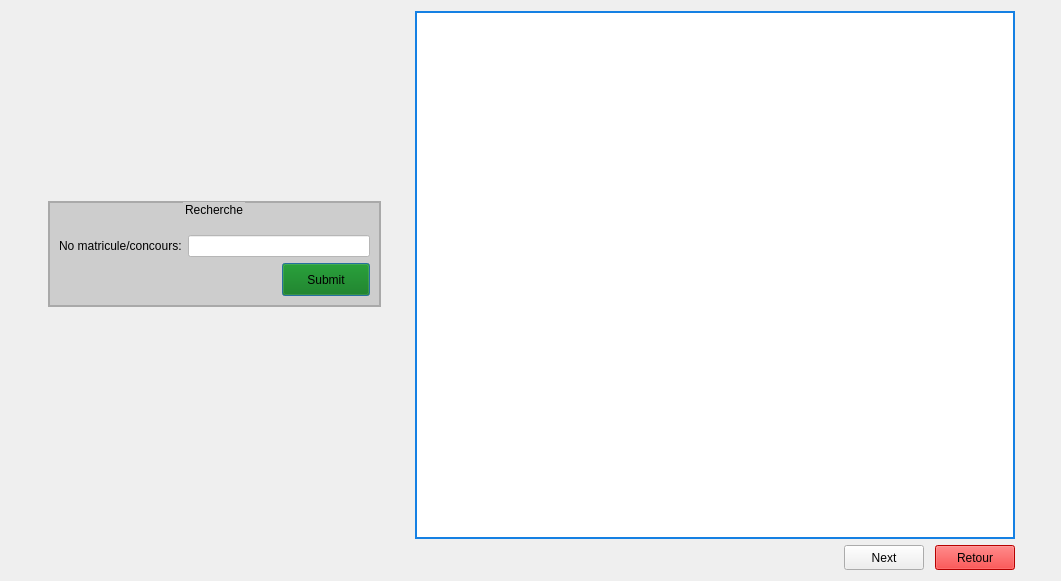
Above: myProject/inscription.ui from ToDesire/QT_Project before the change. Below: the same form after it.
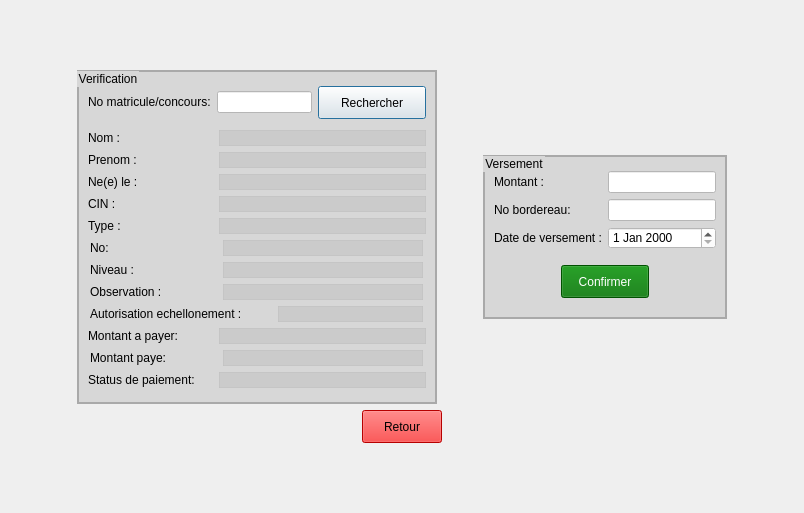
That is the form after the change.

Diff of the .ui file:
```diff
--- a/myProject/inscription.ui
+++ b/myProject/inscription.ui
@@ -6,272 +6,931 @@
    <rect>
     <x>0</x>
     <y>0</y>
-    <width>1061</width>
-    <height>581</height>
+    <width>804</width>
+    <height>513</height>
    </rect>
   </property>
   <property name="windowTitle">
    <string>Payement</string>
   </property>
-  <layout class="QGridLayout" name="gridLayout">
-   <item row="0" column="1">
-    <spacer name="verticalSpacer_4">
+  <layout class="QGridLayout" name="gridLayout_5">
+   <item row="0" column="2">
+    <spacer name="verticalSpacer_5">
      <property name="orientation">
       <enum>Qt::Vertical</enum>
      </property>
      <property name="sizeHint" stdset="0">
       <size>
-       <width>333</width>
-       <height>176</height>
+       <width>20</width>
+       <height>9</height>
       </size>
      </property>
     </spacer>
    </item>
-   <item row="1" column="0" rowspan="2">
-    <spacer name="horizontalSpacer">
+   <item row="1" column="0">
+    <spacer name="horizontalSpacer_3">
      <property name="orientation">
       <enum>Qt::Horizontal</enum>
      </property>
      <property name="sizeHint" stdset="0">
       <size>
-       <width>37</width>
+       <width>56</width>
        <height>20</height>
       </size>
      </property>
     </spacer>
    </item>
-   <item row="1" column="1" rowspan="2">
-    <widget class="QGroupBox" name="groupBox">
-     <property name="styleSheet">
-      <string notr="true">QGroupBox{
-	background-color: rgba(191, 191, 191, 0.7);
+   <item row="1" column="1" colspan="2">
+    <layout class="QVBoxLayout" name="verticalLayout">
+     <item>
+      <layout class="QGridLayout" name="gridLayout_4">
+       <item row="0" column="0" rowspan="3">
+        <widget class="QGroupBox" name="groupBox">
+         <property name="minimumSize">
+          <size>
+           <width>360</width>
+           <height>0</height>
+          </size>
+         </property>
+         <property name="maximumSize">
+          <size>
+           <width>360</width>
+           <height>16777215</height>
+          </size>
+         </property>
+         <property name="styleSheet">
+          <string notr="true">QGroupBox{
+	background-color: rgba(191, 191, 191, 0.5);
 	color: #000;
 	border: 2px solid darkgray;
-}
-</string>
-     </property>
-     <property name="title">
-      <string>Recherche</string>
-     </property>
-     <property name="alignment">
-      <set>Qt::AlignHCenter|Qt::AlignTop</set>
-     </property>
-     <layout class="QFormLayout" name="formLayout">
-      <item row="0" column="0">
-       <spacer name="verticalSpacer">
-        <property name="orientation">
-         <enum>Qt::Vertical</enum>
-        </property>
-        <property name="sizeHint" stdset="0">
-         <size>
-          <width>20</width>
-          <height>17</height>
-         </size>
-        </property>
-       </spacer>
-      </item>
-      <item row="0" column="1">
-       <spacer name="verticalSpacer_2">
-        <property name="orientation">
-         <enum>Qt::Vertical</enum>
-        </property>
-        <property name="sizeHint" stdset="0">
-         <size>
-          <width>169</width>
-          <height>17</height>
-         </size>
-        </property>
-       </spacer>
-      </item>
-      <item row="1" column="0">
-       <widget class="QLabel" name="label">
-        <property name="styleSheet">
-         <string notr="true">QLabel{
-	color: #000
-}
-</string>
-        </property>
-        <property name="text">
-         <string>&lt;html&gt;&lt;head/&gt;&lt;body&gt;&lt;p&gt;No matricule/concours:&lt;/p&gt;&lt;/body&gt;&lt;/html&gt;</string>
-        </property>
-       </widget>
-      </item>
-      <item row="1" column="1">
-       <widget class="QLineEdit" name="lineEdit">
-        <property name="styleSheet">
-         <string notr="true">QLineEdit{
+}</string>
+         </property>
+         <property name="title">
+          <string>Verification</string>
+         </property>
+         <layout class="QGridLayout" name="gridLayout_3">
+          <item row="10" column="0">
+           <layout class="QHBoxLayout" name="horizontalLayout_12">
+            <item>
+             <widget class="QLabel" name="label_9">
+              <property name="minimumSize">
+               <size>
+                <width>125</width>
+                <height>0</height>
+               </size>
+              </property>
+              <property name="maximumSize">
+               <size>
+                <width>125</width>
+                <height>16777215</height>
+               </size>
+              </property>
+              <property name="text">
+               <string>Observation :</string>
+              </property>
+             </widget>
+            </item>
+            <item>
+             <widget class="QLabel" name="inp_observation">
+              <property name="minimumSize">
+               <size>
+                <width>200</width>
+                <height>0</height>
+               </size>
+              </property>
+              <property name="maximumSize">
+               <size>
+                <width>200</width>
+                <height>16777215</height>
+               </size>
+              </property>
+              <property name="styleSheet">
+               <string notr="true">QLabel{
+	border: 1px solid rgba(191, 191, 191, 0.5);
+	background-color: rgba(191, 191, 191, 0.5);
+	color: #000;
+}</string>
+              </property>
+              <property name="text">
+               <string/>
+              </property>
+             </widget>
+            </item>
+           </layout>
+          </item>
+          <item row="5" column="0">
+           <layout class="QHBoxLayout" name="horizontalLayout_5">
+            <item>
+             <widget class="QLabel" name="label_4">
+              <property name="minimumSize">
+               <size>
+                <width>125</width>
+                <height>0</height>
+               </size>
+              </property>
+              <property name="maximumSize">
+               <size>
+                <width>125</width>
+                <height>16777215</height>
+               </size>
+              </property>
+              <property name="text">
+               <string>Ne(e) le :</string>
+              </property>
+             </widget>
+            </item>
+            <item>
+             <widget class="QLabel" name="inp_naissance">
+              <property name="minimumSize">
+               <size>
+                <width>200</width>
+                <height>0</height>
+               </size>
+              </property>
+              <property name="styleSheet">
+               <string notr="true">QLabel{
+	border: 1px solid rgba(191, 191, 191, 0.5);
+	background-color: rgba(191, 191, 191, 0.5);
+	color: #000;
+}</string>
+              </property>
+              <property name="text">
+               <string/>
+              </property>
+             </widget>
+            </item>
+           </layout>
+          </item>
+          <item row="7" column="0">
+           <layout class="QHBoxLayout" name="horizontalLayout_7">
+            <item>
+             <widget class="QLabel" name="label_6">
+              <property name="minimumSize">
+               <size>
+                <width>125</width>
+                <height>0</height>
+               </size>
+              </property>
+              <property name="maximumSize">
+               <size>
+                <width>125</width>
+                <height>16777215</height>
+               </size>
+              </property>
+              <property name="text">
+               <string>Type :</string>
+              </property>
+             </widget>
+            </item>
+            <item>
+             <widget class="QLabel" name="inp_type">
+              <property name="minimumSize">
+               <size>
+                <width>200</width>
+                <height>0</height>
+               </size>
+              </property>
+              <property name="styleSheet">
+               <string notr="true">QLabel{
+	border: 1px solid rgba(191, 191, 191, 0.5);
+	background-color: rgba(191, 191, 191, 0.5);
+	color: #000;
+}</string>
+              </property>
+              <property name="text">
+               <string/>
+              </property>
+             </widget>
+            </item>
+           </layout>
+          </item>
+          <item row="11" column="0">
+           <layout class="QHBoxLayout" name="horizontalLayout_14">
+            <item>
+             <widget class="QLabel" name="label_10">
+              <property name="minimumSize">
+               <size>
+                <width>180</width>
+                <height>0</height>
+               </size>
+              </property>
+              <property name="maximumSize">
+               <size>
+                <width>180</width>
+                <height>16777215</height>
+               </size>
+              </property>
+              <property name="text">
+               <string>Autorisation echellonement :</string>
+              </property>
+             </widget>
+            </item>
+            <item>
+             <widget class="QLabel" name="inp_autEchel">
+              <property name="minimumSize">
+               <size>
+                <width>145</width>
+                <height>0</height>
+               </size>
+              </property>
+              <property name="maximumSize">
+               <size>
+                <width>145</width>
+                <height>16777215</height>
+               </size>
+              </property>
+              <property name="styleSheet">
+               <string notr="true">QLabel{
+	border: 1px solid rgba(191, 191, 191, 0.5);
+	background-color: rgba(191, 191, 191, 0.5);
+	color: #000;
+}</string>
+              </property>
+              <property name="text">
+               <string/>
+              </property>
+             </widget>
+            </item>
+           </layout>
+          </item>
+          <item row="0" column="0">
+           <spacer name="verticalSpacer_8">
+            <property name="orientation">
+             <enum>Qt::Vertical</enum>
+            </property>
+            <property name="sizeType">
+             <enum>QSizePolicy::Fixed</enum>
+            </property>
+            <property name="sizeHint" stdset="0">
+             <size>
+              <width>20</width>
+              <height>5</height>
+             </size>
+            </property>
+           </spacer>
+          </item>
+          <item row="14" column="0">
+           <layout class="QHBoxLayout" name="horizontalLayout_9">
+            <item>
+             <widget class="QLabel" name="label_11">
+              <property name="minimumSize">
+               <size>
+                <width>125</width>
+                <height>0</height>
+               </size>
+              </property>
+              <property name="maximumSize">
+               <size>
+                <width>125</width>
+                <height>16777215</height>
+               </size>
+              </property>
+              <property name="text">
+               <string>Status de paiement:</string>
+              </property>
+             </widget>
+            </item>
+            <item>
+             <widget class="QLabel" name="inp_StatuPaiement">
+              <property name="minimumSize">
+               <size>
+                <width>200</width>
+                <height>0</height>
+               </size>
+              </property>
+              <property name="styleSheet">
+               <string notr="true">QLabel{
+	border: 1px solid rgba(191, 191, 191, 0.5);
+	background-color: rgba(191, 191, 191, 0.5);
+	color: #000;
+}</string>
+              </property>
+              <property name="text">
+               <string/>
+              </property>
+             </widget>
+            </item>
+           </layout>
+          </item>
+          <item row="13" column="0">
+           <layout class="QHBoxLayout" name="horizontalLayout_13">
+            <item>
+             <widget class="QLabel" name="label_7">
+              <property name="minimumSize">
+               <size>
+                <width>125</width>
+                <height>0</height>
+               </size>
+              </property>
+              <property name="maximumSize">
+               <size>
+                <width>125</width>
+                <height>16777215</height>
+               </size>
+              </property>
+              <property name="text">
+               <string>Montant paye:</string>
+              </property>
+             </widget>
+            </item>
+            <item>
+             <widget class="QLabel" name="inp_montPayer">
+              <property name="minimumSize">
+               <size>
+                <width>200</width>
+                <height>0</height>
+               </size>
+              </property>
+              <property name="maximumSize">
+               <size>
+                <width>200</width>
+                <height>16777215</height>
+               </size>
+              </property>
+              <property name="styleSheet">
+               <string notr="true">QLabel{
+	border: 1px solid rgba(191, 191, 191, 0.5);
+	background-color: rgba(191, 191, 191, 0.5);
+	color: #000;
+}</string>
+              </property>
+              <property name="text">
+               <string/>
+              </property>
+             </widget>
+            </item>
+           </layout>
+          </item>
+          <item row="3" column="0">
+           <layout class="QHBoxLayout" name="horizontalLayout_3">
+            <item>
+             <widget class="QLabel" name="label_2">
+              <property name="minimumSize">
+               <size>
+                <width>125</width>
+                <height>0</height>
+               </size>
+              </property>
+              <property name="maximumSize">
+               <size>
+                <width>125</width>
+                <height>16777215</height>
+               </size>
+              </property>
+              <property name="text">
+               <string>Nom :</string>
+              </property>
+             </widget>
+            </item>
+            <item>
+             <widget class="QLabel" name="inp_nom">
+              <property name="minimumSize">
+               <size>
+                <width>200</width>
+                <height>0</height>
+               </size>
+              </property>
+              <property name="styleSheet">
+               <string notr="true">QLabel{
+	border: 1px solid rgba(191, 191, 191, 0.5);
+	background-color: rgba(191, 191, 191, 0.5);
+	color: #000;
+}</string>
+              </property>
+              <property name="text">
+               <string/>
+              </property>
+             </widget>
+            </item>
+           </layout>
+          </item>
+          <item row="12" column="0">
+           <layout class="QHBoxLayout" name="horizontalLayout_8">
+            <item>
+             <widget class="QLabel" name="label_12">
+              <property name="minimumSize">
+               <size>
+                <width>125</width>
+                <height>0</height>
+               </size>
+              </property>
+              <property name="maximumSize">
+               <size>
+                <width>125</width>
+                <height>16777215</height>
+               </size>
+              </property>
+              <property name="text">
+               <string>Montant a payer:</string>
+              </property>
+             </widget>
+            </item>
+            <item>
+             <widget class="QLabel" name="inp_montApayer">
+              <property name="minimumSize">
+               <size>
+                <width>200</width>
+                <height>0</height>
+               </size>
+              </property>
+              <property name="styleSheet">
+               <string notr="true">QLabel{
+	border: 1px solid rgba(191, 191, 191, 0.5);
+	background-color: rgba(191, 191, 191, 0.5);
+	color: #000;
+}</string>
+              </property>
+              <property name="text">
+               <string/>
+              </property>
+             </widget>
+            </item>
+           </layout>
+          </item>
+          <item row="4" column="0">
+           <layout class="QHBoxLayout" name="horizontalLayout_4">
+            <item>
+             <widget class="QLabel" name="label_3">
+              <property name="minimumSize">
+               <size>
+                <width>125</width>
+                <height>0</height>
+               </size>
+              </property>
+              <property name="maximumSize">
+               <size>
+                <width>125</width>
+                <height>16777215</height>
+               </size>
+              </property>
+              <property name="text">
+               <string>Prenom :</string>
+              </property>
+             </widget>
+            </item>
+            <item>
+             <widget class="QLabel" name="inp_prenom">
+              <property name="minimumSize">
+               <size>
+                <width>200</width>
+                <height>0</height>
+               </size>
+              </property>
+              <property name="styleSheet">
+               <string notr="true">QLabel{
+	border: 1px solid rgba(191, 191, 191, 0.5);
+	background-color: rgba(191, 191, 191, 0.5);
+	color: #000;
+}</string>
+              </property>
+              <property name="text">
+               <string/>
+              </property>
+             </widget>
+            </item>
+           </layout>
+          </item>
+          <item row="9" column="0">
+           <layout class="QHBoxLayout" name="horizontalLayout_11">
+            <item>
+             <widget class="QLabel" name="label_8">
+              <property name="minimumSize">
+               <size>
+                <width>125</width>
+                <height>0</height>
+               </size>
+              </property>
+              <property name="maximumSize">
+               <size>
+                <width>125</width>
+                <height>16777215</height>
+               </size>
+              </property>
+              <property name="text">
+               <string>Niveau :</string>
+              </property>
+             </widget>
+            </item>
+            <item>
+             <widget class="QLabel" name="inp_niveau">
+              <property name="minimumSize">
+               <size>
+                <width>200</width>
+                <height>0</height>
+               </size>
+              </property>
+              <property name="maximumSize">
+               <size>
+                <width>200</width>
+                <height>16777215</height>
+               </size>
+              </property>
+              <property name="styleSheet">
+               <string notr="true">QLabel{
+	border: 1px solid rgba(191, 191, 191, 0.5);
+	background-color: rgba(191, 191, 191, 0.5);
+	color: #000;
+}</string>
+              </property>
+              <property name="text">
+               <string/>
+              </property>
+             </widget>
+            </item>
+           </layout>
+          </item>
+          <item row="1" column="0">
+           <layout class="QHBoxLayout" name="horizontalLayout_2">
+            <item>
+             <widget class="QLabel" name="label">
+              <property name="text">
+               <string>&lt;html&gt;&lt;head/&gt;&lt;body&gt;&lt;p&gt;No matricule/concours:&lt;/p&gt;&lt;/body&gt;&lt;/html&gt;</string>
+              </property>
+             </widget>
+            </item>
+            <item>
+             <widget class="QLineEdit" name="bar_inp_idEtudiant">
+              <property name="styleSheet">
+               <string notr="true">QLineEdit{
 	background-color: #fff;
 	color:  #000;
+}</string>
+              </property>
+              <property name="text">
+               <string/>
+              </property>
+             </widget>
+            </item>
+            <item>
+             <widget class="QPushButton" name="pushButton">
+              <property name="toolTip">
+               <string>&lt;html&gt;&lt;head/&gt;&lt;body&gt;&lt;p&gt;&amp;lt;center&amp;gt;&amp;lt;strong&amp;gt;Add&amp;lt;/strong&amp;gt;&amp;lt;/center&amp;gt;&lt;/p&gt;&lt;/body&gt;&lt;/html&gt;</string>
+              </property>
+              <property name="styleSheet">
+               <string notr="true">QPushButton{
+	height: 25px;
+	width: 100px;
+	font: 81 11pt &quot;Fira Sans Compressed ExtraBold&quot;;
+}</string>
+              </property>
+              <property name="text">
+               <string>Rechercher</string>
+              </property>
+             </widget>
+            </item>
+           </layout>
+          </item>
+          <item row="8" column="0">
+           <layout class="QHBoxLayout" name="horizontalLayout_10">
+            <item>
+             <widget class="QLabel" name="idEtudian">
+              <property name="minimumSize">
+               <size>
+                <width>125</width>
+                <height>0</height>
+               </size>
+              </property>
+              <property name="maximumSize">
+               <size>
+                <width>125</width>
+                <height>16777215</height>
+               </size>
+              </property>
+              <property name="text">
+               <string>No:</string>
+              </property>
+             </widget>
+            </item>
+            <item>
+             <widget class="QLabel" name="inp_idEtudiant">
+              <property name="minimumSize">
+               <size>
+                <width>200</width>
+                <height>0</height>
+               </size>
+              </property>
+              <property name="maximumSize">
+               <size>
+                <width>200</width>
+                <height>16777215</height>
+               </size>
+              </property>
+              <property name="styleSheet">
+               <string notr="true">QLabel{
+	border: 1px solid rgba(191, 191, 191, 0.5);
+	background-color: rgba(191, 191, 191, 0.5);
+	color: #000;
+}</string>
+              </property>
+              <property name="text">
+               <string/>
+              </property>
+             </widget>
+            </item>
+           </layout>
+          </item>
+          <item row="6" column="0">
+           <layout class="QHBoxLayout" name="horizontalLayout_6">
+            <item>
+             <widget class="QLabel" name="label_5">
+              <property name="minimumSize">
+               <size>
+                <width>125</width>
+                <height>0</height>
+               </size>
+              </property>
+              <property name="maximumSize">
+               <size>
+                <width>125</width>
+                <height>16777215</height>
+               </size>
+              </property>
+              <property name="text">
+               <string>CIN :</string>
+              </property>
+             </widget>
+            </item>
+            <item>
+             <widget class="QLabel" name="inp_CIN">
+              <property name="minimumSize">
+               <size>
+                <width>200</width>
+                <height>0</height>
+               </size>
+              </property>
+              <property name="styleSheet">
+               <string notr="true">QLabel{
+	border: 1px solid rgba(191, 191, 191, 0.5);
+	background-color: rgba(191, 191, 191, 0.5);
+	color: #000;
+}</string>
+              </property>
+              <property name="text">
+               <string/>
+              </property>
+             </widget>
+            </item>
+           </layout>
+          </item>
+          <item row="2" column="0">
+           <spacer name="verticalSpacer_7">
+            <property name="orientation">
+             <enum>Qt::Vertical</enum>
+            </property>
+            <property name="sizeType">
+             <enum>QSizePolicy::Fixed</enum>
+            </property>
+            <property name="sizeHint" stdset="0">
+             <size>
+              <width>20</width>
+              <height>5</height>
+             </size>
+            </property>
+           </spacer>
+          </item>
+          <item row="15" column="0">
+           <spacer name="verticalSpacer_9">
+            <property name="orientation">
+             <enum>Qt::Vertical</enum>
+            </property>
+            <property name="sizeType">
+             <enum>QSizePolicy::Fixed</enum>
+            </property>
+            <property name="sizeHint" stdset="0">
+             <size>
+              <width>20</width>
+              <height>5</height>
+             </size>
+            </property>
+           </spacer>
+          </item>
+         </layout>
+        </widget>
+       </item>
+       <item row="0" column="2">
+        <spacer name="verticalSpacer_3">
+         <property name="orientation">
+          <enum>Qt::Vertical</enum>
+         </property>
+         <property name="sizeHint" stdset="0">
+          <size>
+           <width>20</width>
+           <height>40</height>
+          </size>
+         </property>
+        </spacer>
+       </item>
+       <item row="1" column="1">
+        <spacer name="horizontalSpacer_4">
+         <property name="orientation">
+          <enum>Qt::Horizontal</enum>
+         </property>
+         <property name="sizeHint" stdset="0">
+          <size>
+           <width>40</width>
+           <height>20</height>
+          </size>
+         </property>
+        </spacer>
+       </item>
+       <item row="1" column="2">
+        <widget class="QGroupBox" name="groupBox_2">
+         <property name="styleSheet">
+          <string notr="true">QGroupBox{
+	background-color: rgba(191, 191, 191, 0.5);
+	color: #000;
+	border: 2px solid darkgray;
+}</string>
+         </property>
+         <property name="title">
+          <string>Versement</string>
+         </property>
+         <layout class="QGridLayout" name="gridLayout_2">
+          <item row="0" column="0">
+           <layout class="QGridLayout" name="gridLayout">
+            <item row="1" column="0">
+             <widget class="QLabel" name="label_13">
+              <property name="text">
+               <string>Montant :</string>
+              </property>
+             </widget>
+            </item>
+            <item row="3" column="1">
+             <widget class="QDateEdit" name="vers_inp_date">
+              <property name="styleSheet">
+               <string notr="true">QDateEdit{
+	background-color: #fff;
+	color: #000;
 }
 </string>
-        </property>
-       </widget>
-      </item>
-      <item row="2" column="1">
-       <layout class="QHBoxLayout" name="horizontalLayout_2">
-        <item>
-         <spacer name="horizontalSpacer_5">
-          <property name="orientation">
-           <enum>Qt::Horizontal</enum>
-          </property>
-          <property name="sizeType">
-           <enum>QSizePolicy::Expanding</enum>
-          </property>
-          <property name="sizeHint" stdset="0">
-           <size>
-            <width>5</width>
-            <height>20</height>
-           </size>
-          </property>
-         </spacer>
-        </item>
-        <item>
-         <widget class="QPushButton" name="pushButton">
-          <property name="toolTip">
-           <string>&lt;html&gt;&lt;head/&gt;&lt;body&gt;&lt;p&gt;&amp;lt;center&amp;gt;&amp;lt;strong&amp;gt;Add&amp;lt;/strong&amp;gt;&amp;lt;/center&amp;gt;&lt;/p&gt;&lt;/body&gt;&lt;/html&gt;</string>
-          </property>
-          <property name="styleSheet">
-           <string notr="true">QPushButton{
+              </property>
+             </widget>
+            </item>
+            <item row="2" column="1">
+             <widget class="QLineEdit" name="vers_inp_borderau">
+              <property name="styleSheet">
+               <string notr="true">QLineEdit{
+	background-color: #fff;
+	color:  #000;
+}</string>
+              </property>
+             </widget>
+            </item>
+            <item row="2" column="0">
+             <widget class="QLabel" name="label_14">
+              <property name="text">
+               <string>No bordereau:</string>
+              </property>
+             </widget>
+            </item>
+            <item row="1" column="1">
+             <widget class="QLineEdit" name="vers_inp_montant">
+              <property name="styleSheet">
+               <string notr="true">QLineEdit{
+	background-color: #fff;
+	color:  #000;
+}</string>
+              </property>
+              <property name="text">
+               <string/>
+              </property>
+             </widget>
+            </item>
+            <item row="3" column="0">
+             <widget class="QLabel" name="label_15">
+              <property name="text">
+               <string>Date de versement :</string>
+              </property>
+             </widget>
+            </item>
+            <item row="0" column="0">
+             <spacer name="verticalSpacer_10">
+              <property name="orientation">
+               <enum>Qt::Vertical</enum>
+              </property>
+              <property name="sizeType">
+               <enum>QSizePolicy::Fixed</enum>
+              </property>
+              <property name="sizeHint" stdset="0">
+               <size>
+                <width>20</width>
+                <height>5</height>
+               </size>
+              </property>
+             </spacer>
+            </item>
+           </layout>
+          </item>
+          <item row="1" column="0">
+           <spacer name="verticalSpacer_2">
+            <property name="orientation">
+             <enum>Qt::Vertical</enum>
+            </property>
+            <property name="sizeType">
+             <enum>QSizePolicy::Fixed</enum>
+            </property>
+            <property name="sizeHint" stdset="0">
+             <size>
+              <width>20</width>
+              <height>10</height>
+             </size>
+            </property>
+           </spacer>
+          </item>
+          <item row="2" column="0">
+           <layout class="QHBoxLayout" name="horizontalLayout">
+            <item>
+             <spacer name="horizontalSpacer">
+              <property name="orientation">
+               <enum>Qt::Horizontal</enum>
+              </property>
+              <property name="sizeHint" stdset="0">
+               <size>
+                <width>40</width>
+                <height>20</height>
+               </size>
+              </property>
+             </spacer>
+            </item>
+            <item>
+             <widget class="QPushButton" name="pushButton_2">
+              <property name="styleSheet">
+               <string notr="true">QPushButton{
 	background-color: rgb(0, 113, 0);
 	height: 25px;
 	width: 80px;
-	font: 81 italic 12pt &quot;Fira Sans Compressed ExtraBold&quot;;
+	font: 81 italic 11pt &quot;Fira Sans Compressed ExtraBold&quot;;
+	color: #fff;
 }
+
 QPushButton:pressed{
 	background-color: rgb(0, 85, 0);
 }</string>
-          </property>
-          <property name="text">
-           <string>Submit</string>
-          </property>
-         </widget>
-        </item>
-       </layout>
-      </item>
-     </layout>
-    </widget>
-   </item>
-   <item row="1" column="4" rowspan="2">
-    <spacer name="horizontalSpacer_7">
-     <property name="orientation">
-      <enum>Qt::Horizontal</enum>
-     </property>
-     <property name="sizeType">
-      <enum>QSizePolicy::Expanding</enum>
-     </property>
-     <property name="sizeHint" stdset="0">
-      <size>
-       <width>35</width>
-       <height>20</height>
-      </size>
-     </property>
-    </spacer>
-   </item>
-   <item row="2" column="2">
-    <spacer name="horizontalSpacer_2">
-     <property name="orientation">
-      <enum>Qt::Horizontal</enum>
-     </property>
-     <property name="sizeType">
-      <enum>QSizePolicy::Expanding</enum>
-     </property>
-     <property name="sizeHint" stdset="0">
-      <size>
-       <width>5</width>
-       <height>20</height>
-      </size>
-     </property>
-    </spacer>
-   </item>
-   <item row="3" column="1" colspan="2">
-    <spacer name="verticalSpacer_3">
-     <property name="orientation">
-      <enum>Qt::Vertical</enum>
-     </property>
-     <property name="sizeHint" stdset="0">
-      <size>
-       <width>333</width>
-       <height>257</height>
-      </size>
-     </property>
-    </spacer>
-   </item>
-   <item row="0" column="3" rowspan="4">
-    <layout class="QVBoxLayout" name="verticalLayout">
-     <item>
-      <widget class="QTableView" name="tableView">
-       <property name="minimumSize">
-        <size>
-         <width>600</width>
-         <height>0</height>
-        </size>
-       </property>
-       <property name="maximumSize">
-        <size>
-         <width>600</width>
-         <height>16777215</height>
-        </size>
-       </property>
-       <property name="styleSheet">
-        <string notr="true">QTableView{
-	border: 2px solid rgb(21, 128, 227);
-	background-color: #fff;
-	color: black;
-}</string>
-       </property>
-      </widget>
-     </item>
-     <item>
-      <layout class="QHBoxLayout" name="horizontalLayout">
-       <item>
-        <spacer name="horizontalSpacer_4">
-         <property name="orientation">
-          <enum>Qt::Horizontal</enum>
-         </property>
-         <property name="sizeHint" stdset="0">
-          <size>
-           <width>380</width>
-           <height>17</height>
-          </size>
-         </property>
-        </spacer>
-       </item>
-       <item>
-        <widget class="QPushButton" name="pushButton_2">
-         <property name="minimumSize">
-          <size>
-           <width>0</width>
-           <height>25</height>
-          </size>
-         </property>
-         <property name="maximumSize">
-          <size>
-           <width>16777215</width>
-           <height>25</height>
-          </size>
-         </property>
-         <property name="styleSheet">
-          <string notr="true">QPushButton{
-	height: 25px;
-	font: 81 11pt &quot;Fira Sans Compressed ExtraBold&quot;;
-}</string>
-         </property>
-         <property name="text">
-          <string>Next</string>
-         </property>
+              </property>
+              <property name="text">
+               <string>Confirmer</string>
+              </property>
+             </widget>
+            </item>
+            <item>
+             <spacer name="horizontalSpacer_2">
+              <property name="orientation">
+               <enum>Qt::Horizontal</enum>
+              </property>
+              <property name="sizeHint" stdset="0">
+               <size>
+                <width>40</width>
+                <height>20</height>
+               </size>
+              </property>
+             </spacer>
+            </item>
+           </layout>
+          </item>
+          <item row="3" column="0">
+           <spacer name="verticalSpacer">
+            <property name="orientation">
+             <enum>Qt::Vertical</enum>
+            </property>
+            <property name="sizeType">
+             <enum>QSizePolicy::Fixed</enum>
+            </property>
+            <property name="sizeHint" stdset="0">
+             <size>
+              <width>20</width>
+              <height>10</height>
+             </size>
+            </property>
+           </spacer>
+          </item>
+         </layout>
         </widget>
        </item>
+       <item row="2" column="2">
+        <spacer name="verticalSpacer_4">
+         <property name="orientation">
+          <enum>Qt::Vertical</enum>
+         </property>
+         <property name="sizeHint" stdset="0">
+          <size>
+           <width>20</width>
+           <height>40</height>
+          </size>
+         </property>
+        </spacer>
+       </item>
+      </layout>
+     </item>
+     <item>
+      <layout class="QHBoxLayout" name="horizontalLayout_15">
        <item>
-        <spacer name="horizontalSpacer_3">
+        <spacer name="horizontalSpacer_7">
          <property name="orientation">
           <enum>Qt::Horizontal</enum>
          </property>
-         <property name="sizeType">
-          <enum>QSizePolicy::Fixed</enum>
-         </property>
          <property name="sizeHint" stdset="0">
           <size>
-           <width>5</width>
+           <width>40</width>
            <height>20</height>
           </size>
          </property>
@@ -279,18 +938,6 @@
        </item>
        <item>
         <widget class="QPushButton" name="logout">
-         <property name="minimumSize">
-          <size>
-           <width>0</width>
-           <height>25</height>
-          </size>
-         </property>
-         <property name="maximumSize">
-          <size>
-           <width>16777215</width>
-           <height>25</height>
-          </size>
-         </property>
          <property name="styleSheet">
           <string notr="true">QPushButton{
 	height: 25px;
@@ -308,10 +955,49 @@
          </property>
         </widget>
        </item>
+       <item>
+        <spacer name="horizontalSpacer_6">
+         <property name="orientation">
+          <enum>Qt::Horizontal</enum>
+         </property>
+         <property name="sizeHint" stdset="0">
+          <size>
+           <width>250</width>
+           <height>20</height>
+          </size>
+         </property>
+        </spacer>
+       </item>
       </layout>
      </item>
     </layout>
    </item>
+   <item row="1" column="3">
+    <spacer name="horizontalSpacer_5">
+     <property name="orientation">
+      <enum>Qt::Horizontal</enum>
+     </property>
+     <property name="sizeHint" stdset="0">
+      <size>
+       <width>46</width>
+       <height>20</height>
+      </size>
+     </property>
+    </spacer>
+   </item>
+   <item row="2" column="1">
+    <spacer name="verticalSpacer_6">
+     <property name="orientation">
+      <enum>Qt::Vertical</enum>
+     </property>
+     <property name="sizeHint" stdset="0">
+      <size>
+       <width>20</width>
+       <height>9</height>
+      </size>
+     </property>
+    </spacer>
+   </item>
   </layout>
  </widget>
  <resources/>
```
Left out of the diff: 4 changed lines with no effect on the pictures.
